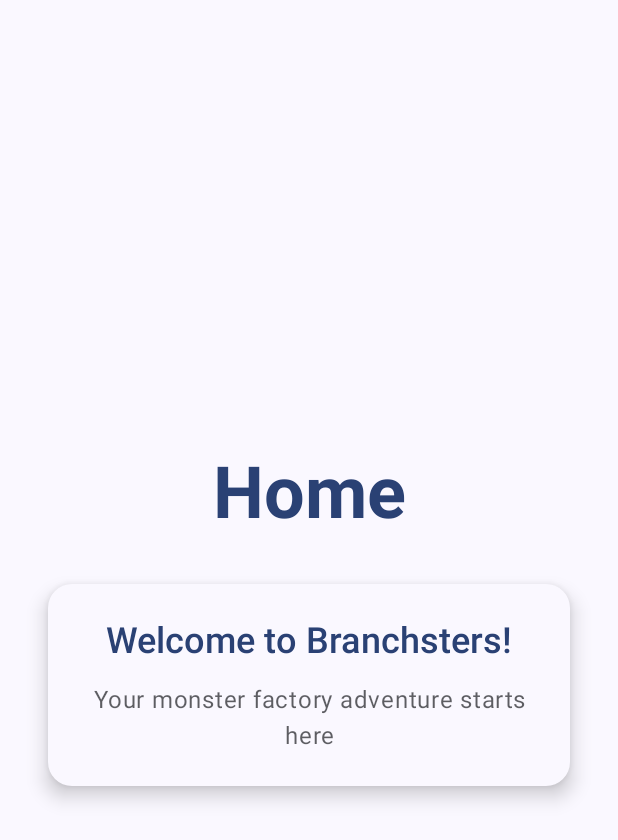
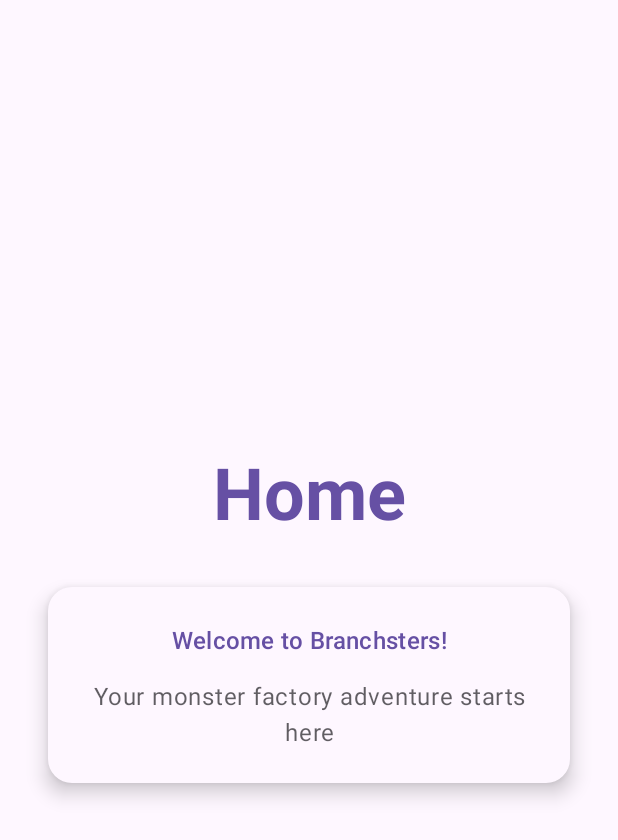
Before and after one commit to BranchMetrics/Branch-Example-Deep-Linking-Branchster-Android, an Android app built with Jetpack Compose: the screen it shows after launch (MainActivity), on a phone screen of 412 x 824 dp. Shown: the top 840 px of the screen. Run offline under Robolectric (Android 15) with nearby library versions, the phone set to English and light mode, and no system bars; 3 statements that could not run were skipped.

Commit message:
added theme, font and color with a gradient brush composable

```diff
--- /dev/null
+++ b/app/src/main/java/io/branch/branchsters/components/GradientBackgroundBrush.kt
@@ -0,0 +1,24 @@
+package io.branch.branchsters.components
+
+import androidx.compose.runtime.Composable
+import androidx.compose.ui.geometry.Offset
+import androidx.compose.ui.graphics.Brush
+import androidx.compose.ui.graphics.Color
+
+@Composable
+fun GradientBackgroundBrush(
+    isVerticalGradient: Boolean,
+    colors: List<Color>
+): Brush{
+
+    val endOffset = if (isVerticalGradient) {
+        Offset(0f, Float.POSITIVE_INFINITY)
+    } else {
+        Offset(Float.POSITIVE_INFINITY,0f)
+    }
+    return Brush.linearGradient(
+        colors = colors,
+        start = Offset.Zero,
+        end = endOffset
+    )
+}
--- a/app/src/main/java/io/branch/branchsters/ui/theme/Color.kt
+++ b/app/src/main/java/io/branch/branchsters/ui/theme/Color.kt
@@ -15,3 +15,7 @@ val BranchPrimary = Color(0xFF6C63FF)
 val BranchSecondary = Color(0xFF00D9FF)
 val BranchBackground = Color(0xFF1A1A2E)
 val BranchSurface = Color(0xFF16213E)
+
+val Blue = Color(0xFF2FB8FF)
+val LightBlue = Color(0xFF9EECD9)
+val BgBlack = Color.Black
--- a/app/src/main/java/io/branch/branchsters/ui/theme/Theme.kt
+++ b/app/src/main/java/io/branch/branchsters/ui/theme/Theme.kt
@@ -2,26 +2,12 @@ package io.branch.branchsters.ui.theme
 
 import android.app.Activity
 import android.os.Build
-import androidx.compose.foundation.isSystemInDarkTheme
 import androidx.compose.material3.MaterialTheme
-import androidx.compose.material3.darkColorScheme
-import androidx.compose.material3.dynamicDarkColorScheme
-import androidx.compose.material3.dynamicLightColorScheme
 import androidx.compose.material3.lightColorScheme
 import androidx.compose.runtime.Composable
 import androidx.compose.runtime.SideEffect
 import androidx.compose.ui.graphics.toArgb
-import androidx.compose.ui.platform.LocalContext
 import androidx.compose.ui.platform.LocalView
-import androidx.core.view.WindowCompat
-
-private val DarkColorScheme = darkColorScheme(
-    primary = BranchPrimary,
-    secondary = BranchSecondary,
-    tertiary = Pink80,
-    background = BranchBackground,
-    surface = BranchSurface
-)
 
 private val LightColorScheme = lightColorScheme(
     primary = Purple40,
@@ -31,30 +17,22 @@ private val LightColorScheme = lightColorScheme(
 
 @Composable
 fun BranchstersTheme(
-    darkTheme: Boolean = isSystemInDarkTheme(),
-    dynamicColor: Boolean = true,
     content: @Composable () -> Unit
 ) {
-    val colorScheme = when {
-        dynamicColor && Build.VERSION.SDK_INT >= Build.VERSION_CODES.S -> {
-            val context = LocalContext.current
-            if (darkTheme) dynamicDarkColorScheme(context) else dynamicLightColorScheme(context)
-        }
-        darkTheme -> DarkColorScheme
-        else -> LightColorScheme
-    }
-
     val view = LocalView.current
     if (!view.isInEditMode) {
         SideEffect {
-            val window = (view.context as Activity).window
-            window.statusBarColor = colorScheme.primary.toArgb()
-            WindowCompat.getInsetsController(window, view).isAppearanceLightStatusBars = darkTheme
+            val activity = view.context as Activity
+            val colorInt = BgBlack.toArgb()
+            if (Build.VERSION.SDK_INT >= Build.VERSION_CODES.O) {
+                activity.window.navigationBarColor = colorInt
+                activity.window.statusBarColor = colorInt
+            }
         }
     }
 
     MaterialTheme(
-        colorScheme = colorScheme,
+        colorScheme = LightColorScheme,
         typography = Typography,
         content = content
     )
--- a/app/src/main/java/io/branch/branchsters/ui/theme/Type.kt
+++ b/app/src/main/java/io/branch/branchsters/ui/theme/Type.kt
@@ -2,9 +2,19 @@ package io.branch.branchsters.ui.theme
 
 import androidx.compose.material3.Typography
 import androidx.compose.ui.text.TextStyle
+import androidx.compose.ui.text.font.Font
 import androidx.compose.ui.text.font.FontFamily
 import androidx.compose.ui.text.font.FontWeight
 import androidx.compose.ui.unit.sp
+import io.branch.branchsters.R
+
+val imbPlexMonoFamily = FontFamily(
+    Font(R.font.ibmplexmono_light, FontWeight.Light),
+    Font(R.font.ibmplexmono_regular, FontWeight.Normal),
+    Font(R.font.ibmplexmono_semi_medium, FontWeight.Medium),
+    Font(R.font.ibmplexmono_semi_bold, FontWeight.SemiBold),
+    Font(R.font.ibmplexmono_bold, FontWeight.Bold)
+)
 
 val Typography = Typography(
     bodyLarge = TextStyle(
@@ -13,26 +23,5 @@ val Typography = Typography(
         fontSize = 16.sp,
         lineHeight = 24.sp,
         letterSpacing = 0.5.sp
-    ),
-    titleLarge = TextStyle(
-        fontFamily = FontFamily.Default,
-        fontWeight = FontWeight.Bold,
-        fontSize = 32.sp,
-        lineHeight = 40.sp,
-        letterSpacing = 0.sp
-    ),
-    titleMedium = TextStyle(
-        fontFamily = FontFamily.Default,
-        fontWeight = FontWeight.SemiBold,
-        fontSize = 24.sp,
-        lineHeight = 32.sp,
-        letterSpacing = 0.sp
-    ),
-    labelSmall = TextStyle(
-        fontFamily = FontFamily.Default,
-        fontWeight = FontWeight.Medium,
-        fontSize = 11.sp,
-        lineHeight = 16.sp,
-        letterSpacing = 0.5.sp
     )
 )
```
Also changed, not shown: app/src/main/res/font/ibmplexmono_bold.ttf (added), app/src/main/res/font/ibmplexmono_light.ttf (added), app/src/main/res/font/ibmplexmono_regular.ttf (added), app/src/main/res/font/ibmplexmono_semi_bold.ttf (added), app/src/main/res/font/ibmplexmono_semi_medium.ttf (added).
